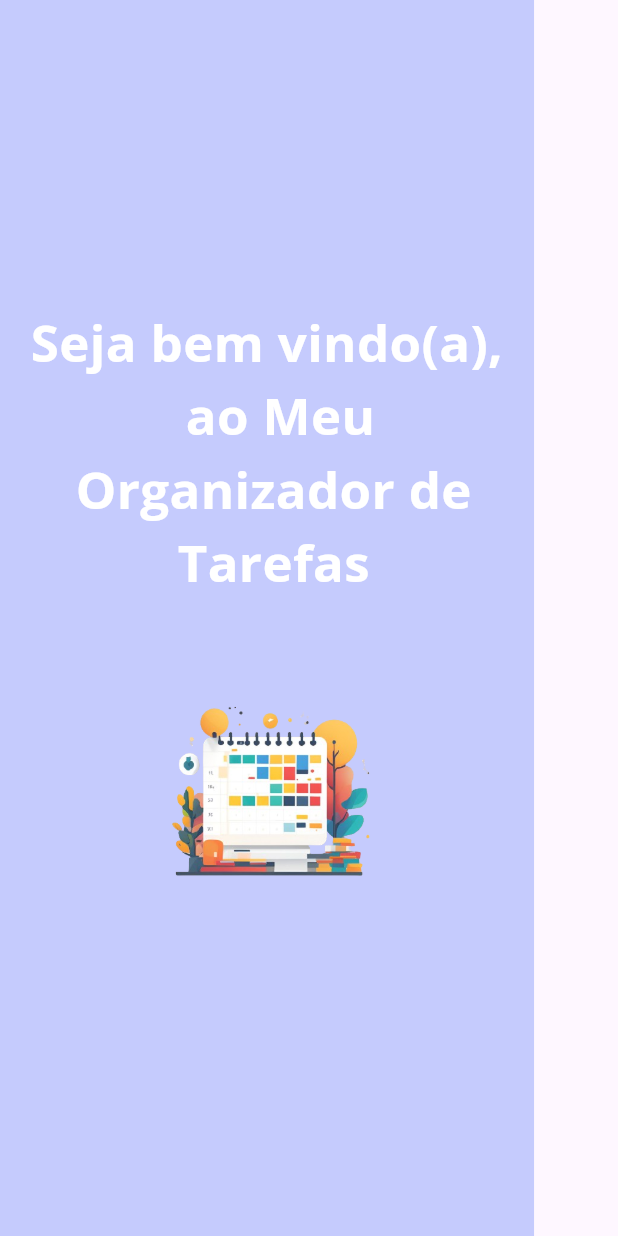
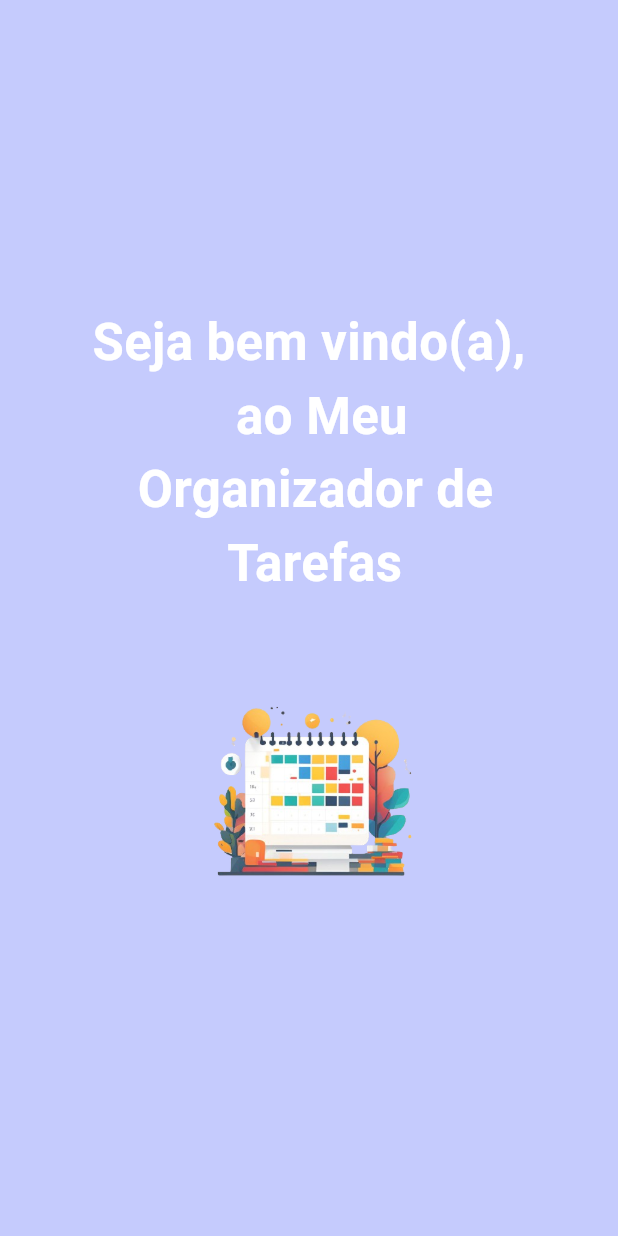
Before and after one commit to anabellypassos/OrganizadordeTarefas, a Flutter app: the screen it shows after launch, on a phone screen of 412 x 824 dp. Run offline on Flutter 3.47's test engine with Material 3 defaults, Android fonts, the phone set to English and light mode, and no system bars.

Commit message:
double infinite body com cor

```diff
--- a/lib/main.dart
+++ b/lib/main.dart
@@ -25,6 +25,8 @@ class MyHomePage extends StatelessWidget {
   Widget build(BuildContext context) {
     return Scaffold(
       body: Container(
+        width: double.infinity,
+        height: double.infinity,
         color: const Color(0xFFC5CBFD),
         padding: const EdgeInsets.all(16.0),
         child: Column(
@@ -35,7 +37,7 @@ class MyHomePage extends StatelessWidget {
               style: TextStyle(
                 fontSize: 34,
                 color: Colors.white,
-                fontFamily: 'OpenSans', // Substitua pelo nome da sua fonte
+                fontFamily: 'Roboto', // Substitua pelo nome da sua fonte
                 fontWeight: FontWeight.bold,
               ),
               textAlign: TextAlign.center,
--- a/pubspec.yaml
+++ b/pubspec.yaml
@@ -24,6 +24,6 @@ flutter:
     - assets/image/logo.png
 
   fonts:
-    - family: OpenSans
+    - family: Roboto
       fonts:
-        - asset: assets/fonts/OpenSans-Bold.ttf
+        - asset: assets\fonts\Roboto-Bold.ttf
```
Also changed, not shown: assets/fonts/OpenSans-Bold.ttf (deleted), assets/fonts/OpenSans-Regular.ttf (deleted), assets/fonts/Quicksand-Bold.ttf (deleted), assets/fonts/Quicksand-Light.ttf (deleted), assets/fonts/Quicksand-Medium.ttf (deleted), assets/fonts/Quicksand-Regular.ttf (deleted), assets/fonts/Roboto-Black.ttf (added), assets/fonts/Roboto-BlackItalic.ttf (added), assets/fonts/Roboto-Bold.ttf (added), assets/fonts/Roboto-BoldItalic.ttf (added), assets/fonts/Roboto-Italic.ttf (added), assets/fonts/Roboto-Light.ttf (added), assets/fonts/Roboto-LightItalic.ttf (added), assets/fonts/Roboto-Medium.ttf (added), 4 more files.
